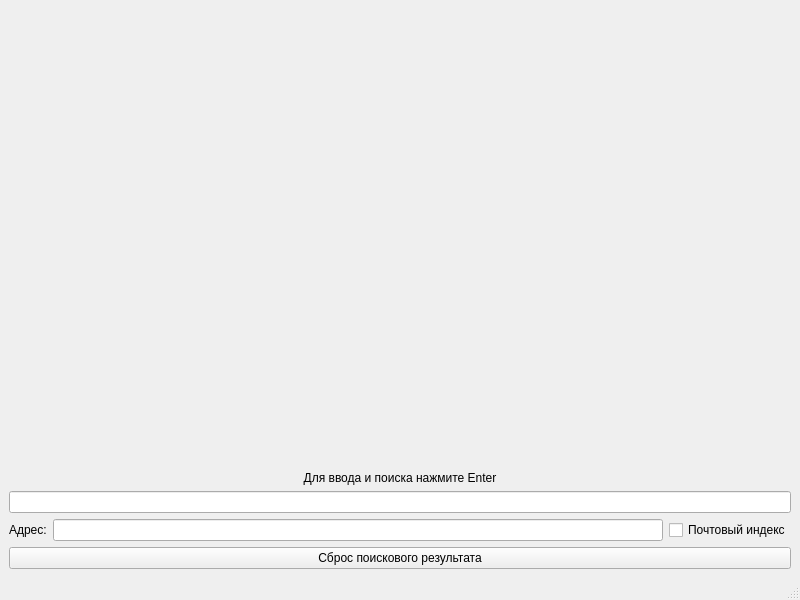
Varman56/yandex_map, file main_window.ui: the form before one commit.
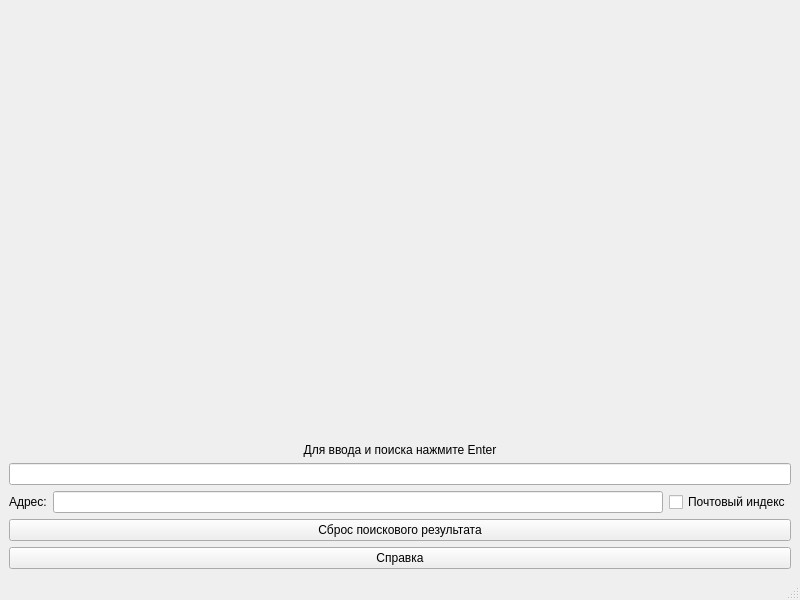
The form after the commit.

Commit message: Задание №12 + fix №11 + fix №4 + fix №7

What changed in the file:
```diff
--- a/main_window.ui
+++ b/main_window.ui
@@ -86,6 +86,13 @@
         </property>
        </widget>
       </item>
+      <item>
+       <widget class="QPushButton" name="help_btn">
+        <property name="text">
+         <string>Справка</string>
+        </property>
+       </widget>
+      </item>
      </layout>
     </item>
    </layout>
```
The commit also changes 1 other file.
